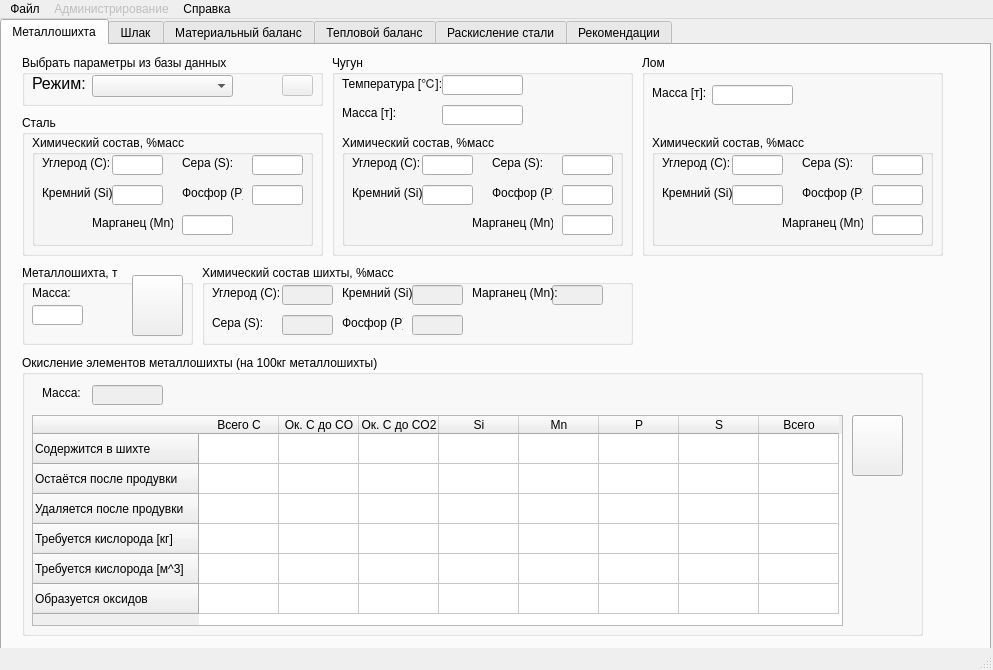
The window that GUI/OperForm.ui (DeppaRet/SteelmakingConverter) describes before a commit, drawn with Qt 5.
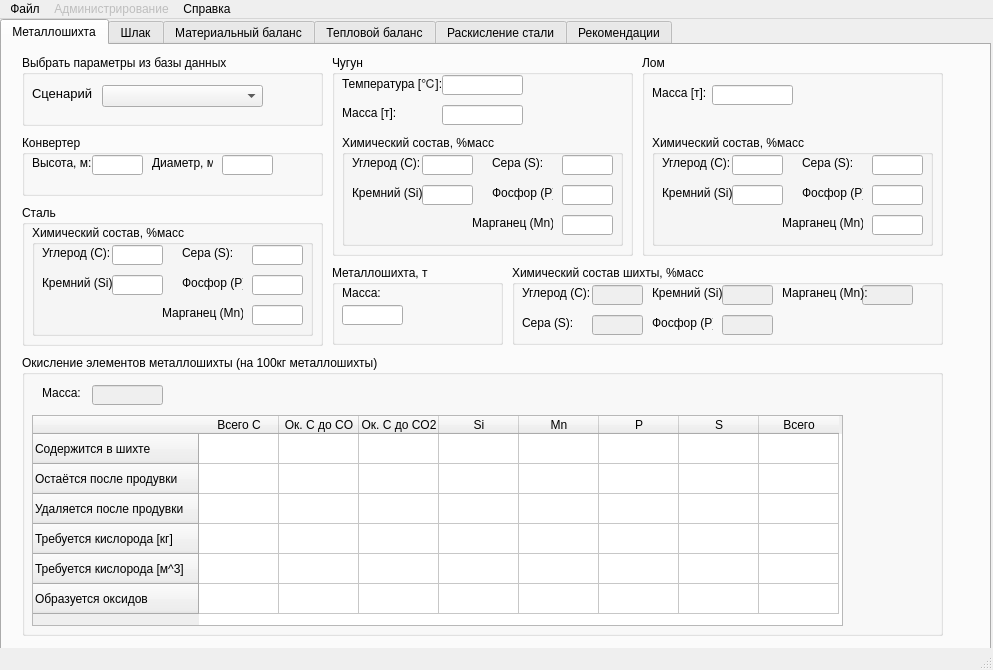
The same window after the commit. The open tabs and pages were chosen to show the change. Icons and pictures are not drawn.

Commit message: redisigned oper form

Patch:
```diff
--- a/GUI/OperForm.ui
+++ b/GUI/OperForm.ui
@@ -52,7 +52,7 @@
       <property name="geometry">
        <rect>
         <x>20</x>
-        <y>70</y>
+        <y>160</y>
         <width>301</width>
         <height>141</height>
        </rect>
@@ -167,7 +167,7 @@
        <widget class="QLabel" name="label_26">
         <property name="geometry">
          <rect>
-          <x>60</x>
+          <x>130</x>
           <y>80</y>
           <width>81</width>
           <height>16</height>
@@ -183,7 +183,7 @@
         </property>
         <property name="geometry">
          <rect>
-          <x>150</x>
+          <x>220</x>
           <y>80</y>
           <width>51</width>
           <height>20</height>
@@ -397,7 +397,7 @@
      <widget class="QGroupBox" name="groupBox_5">
       <property name="geometry">
        <rect>
-        <x>20</x>
+        <x>330</x>
         <y>220</y>
         <width>171</width>
         <height>80</height>
@@ -414,7 +414,7 @@
         <rect>
          <x>10</x>
          <y>40</y>
-         <width>51</width>
+         <width>61</width>
          <height>20</height>
         </rect>
        </property>
@@ -460,6 +460,9 @@
          <height>48</height>
         </size>
        </property>
+       <property name="flat">
+        <bool>true</bool>
+       </property>
       </widget>
      </widget>
      <widget class="QGroupBox" name="groupBox_3">
@@ -638,7 +641,7 @@
      <widget class="QGroupBox" name="groupBox_8">
       <property name="geometry">
        <rect>
-        <x>200</x>
+        <x>510</x>
         <y>220</y>
         <width>431</width>
         <height>80</height>
@@ -786,7 +789,7 @@
        <rect>
         <x>20</x>
         <y>310</y>
-        <width>901</width>
+        <width>921</width>
         <height>281</height>
        </rect>
       </property>
@@ -935,6 +938,9 @@
          <height>48</height>
         </size>
        </property>
+       <property name="flat">
+        <bool>true</bool>
+       </property>
       </widget>
      </widget>
      <widget class="QGroupBox" name="groupBox_11">
@@ -943,7 +949,7 @@
         <x>20</x>
         <y>10</y>
         <width>301</width>
-        <height>51</height>
+        <height>71</height>
        </rect>
       </property>
       <property name="title">
@@ -952,9 +958,9 @@
       <widget class="QComboBox" name="ModeComboBox">
        <property name="geometry">
         <rect>
-         <x>70</x>
-         <y>20</y>
-         <width>141</width>
+         <x>80</x>
+         <y>30</y>
+         <width>161</width>
          <height>22</height>
         </rect>
        </property>
@@ -963,18 +969,18 @@
        <property name="geometry">
         <rect>
          <x>10</x>
-         <y>20</y>
+         <y>30</y>
          <width>61</width>
          <height>16</height>
         </rect>
        </property>
        <property name="font">
         <font>
-         <pointsize>12</pointsize>
+         <pointsize>10</pointsize>
         </font>
        </property>
        <property name="text">
-        <string>Режим:</string>
+        <string>Сценарий:</string>
        </property>
       </widget>
       <widget class="QPushButton" name="AddNewMode">
@@ -984,7 +990,7 @@
        <property name="geometry">
         <rect>
          <x>260</x>
-         <y>20</y>
+         <y>30</y>
          <width>31</width>
          <height>21</height>
         </rect>
@@ -995,6 +1001,97 @@
        <property name="icon">
         <iconset>
          <normaloff>../Pictures/add.ico</normaloff>../Pictures/add.ico</iconset>
+       </property>
+       <property name="flat">
+        <bool>true</bool>
+       </property>
+      </widget>
+     </widget>
+     <widget class="QGroupBox" name="groupBox_13">
+      <property name="geometry">
+       <rect>
+        <x>20</x>
+        <y>90</y>
+        <width>301</width>
+        <height>61</height>
+       </rect>
+      </property>
+      <property name="title">
+       <string>Конвертер</string>
+      </property>
+      <widget class="QPushButton" name="CheckConverter">
+       <property name="enabled">
+        <bool>false</bool>
+       </property>
+       <property name="geometry">
+        <rect>
+         <x>260</x>
+         <y>20</y>
+         <width>31</width>
+         <height>21</height>
+        </rect>
+       </property>
+       <property name="text">
+        <string/>
+       </property>
+       <property name="icon">
+        <iconset>
+         <normaloff>C:/Users/ilyal/YandexDisk/repos/SteelmakingConverter/Pictures/testing.ico</normaloff>C:/Users/ilyal/YandexDisk/repos/SteelmakingConverter/Pictures/testing.ico</iconset>
+       </property>
+       <property name="flat">
+        <bool>true</bool>
+       </property>
+      </widget>
+      <widget class="QLineEdit" name="height">
+       <property name="geometry">
+        <rect>
+         <x>70</x>
+         <y>20</y>
+         <width>51</width>
+         <height>20</height>
+        </rect>
+       </property>
+       <property name="text">
+        <string/>
+       </property>
+      </widget>
+      <widget class="QLabel" name="label_28">
+       <property name="geometry">
+        <rect>
+         <x>10</x>
+         <y>20</y>
+         <width>61</width>
+         <height>16</height>
+        </rect>
+       </property>
+       <property name="text">
+        <string>Высота, м:</string>
+       </property>
+      </widget>
+      <widget class="QLineEdit" name="diametr">
+       <property name="geometry">
+        <rect>
+         <x>200</x>
+         <y>20</y>
+         <width>51</width>
+         <height>20</height>
+        </rect>
+       </property>
+       <property name="text">
+        <string/>
+       </property>
+      </widget>
+      <widget class="QLabel" name="label_30">
+       <property name="geometry">
+        <rect>
+         <x>130</x>
+         <y>20</y>
+         <width>61</width>
+         <height>16</height>
+        </rect>
+       </property>
+       <property name="text">
+        <string>Диаметр, м:</string>
        </property>
       </widget>
      </widget>
```
Left out of the diff: 33 changed lines with no effect on the pictures. The commit also changes 3 other files.
